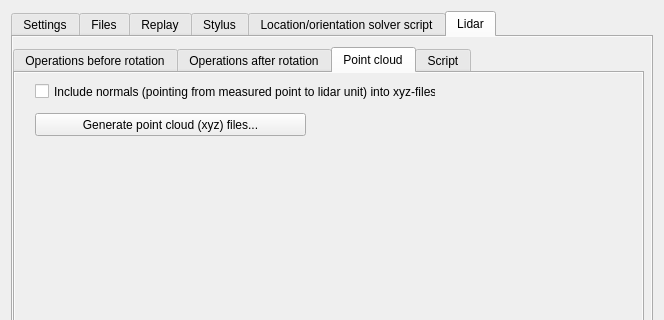
The window that postprocessform.ui (GNSS-Stylist/GNSS-Stylus) describes before a commit, drawn with Qt 5; both pictures show x 0 to 664 and y 0 to 320 of the 664 by 793 pixel window.
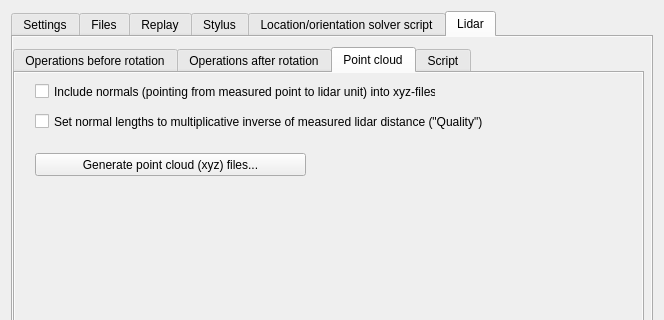
The same window after the commit. The open tabs and pages were chosen to show the change.

Commit message:
Add option "Normal length as quality" to point cloud creation (lidar)
When activated, lengths of the normals written into xyz-file are multiplicative inverses of the measured lengths (by lidar). Some operations in MeshLab seemed to utilize this feature.

In reality the ambiguous xyz-file format should be replaced with ply, which allows f.ex quality to be written into a file as it's own field.

Patch:
```diff
--- a/postprocessform.ui
+++ b/postprocessform.ui
@@ -2746,7 +2746,7 @@
          <property name="geometry">
           <rect>
            <x>20</x>
-           <y>40</y>
+           <y>80</y>
            <width>271</width>
            <height>23</height>
           </rect>
@@ -2768,6 +2768,19 @@
           <string>Include normals (pointing from measured point to lidar unit) into xyz-files</string>
          </property>
         </widget>
+        <widget class="QCheckBox" name="checkBox_Lidar_PointCloud_NormalLengthsAsQuality">
+         <property name="geometry">
+          <rect>
+           <x>20</x>
+           <y>40</y>
+           <width>461</width>
+           <height>17</height>
+          </rect>
+         </property>
+         <property name="text">
+          <string>Set normal lengths to multiplicative inverse of measured lidar distance (&quot;Quality&quot;)</string>
+         </property>
+        </widget>
        </widget>
        <widget class="QWidget" name="tab_Lidar_Script">
         <property name="autoFillBackground">
```
The commit also changes 1 other file.
